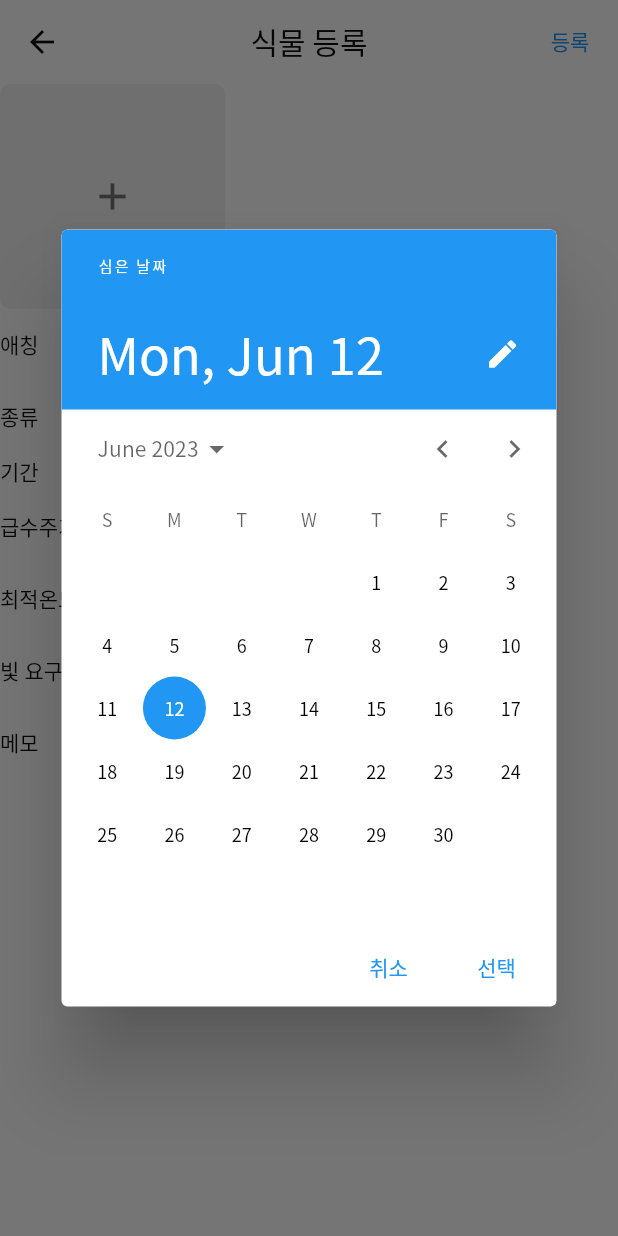
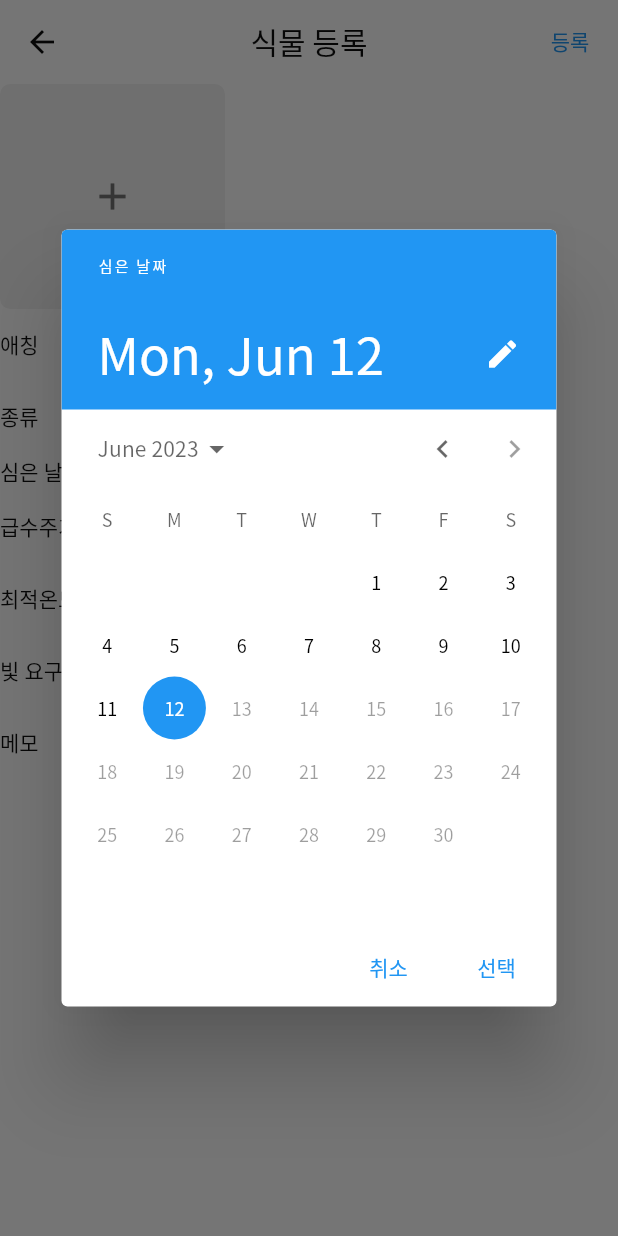
Before and after one commit to sfac-saessak/saessak-flutter, a Flutter app: the AddPlantPage screen opened directly, after a tap on "선택", on a phone screen of 412 x 824 dp. Run offline on Flutter 3.47's test engine with Material 2 defaults, Android fonts, the phone set to English and light mode, and no system bars; our stand-ins replace cloud_firestore, drift, firebase_auth, firebase_core, firebase_storage, flutter_local_notifications and 8 more; accounts and stored records are empty; generated files the repository leaves out were written again; Roboto replaces fonts that are missing (NotoSans); statements that could not run were skipped.

```diff
--- a/lib/controller/plant/plant_controller.dart
+++ b/lib/controller/plant/plant_controller.dart
@@ -1,4 +1,4 @@
-import 'dart:developer';
+
 import 'dart:io';
 
 import 'package:cloud_firestore/cloud_firestore.dart';
@@ -45,7 +45,7 @@ class PlantController extends GetxController {
       context: Get.context!,
       initialDate: DateTime.now(),
       firstDate: DateTime(1900),
-      lastDate: DateTime(2050),
+      lastDate: DateTime.now(),
       helpText: '심은 날짜',
       cancelText: '취소',
       confirmText: '선택',
@@ -166,6 +166,11 @@ class PlantController extends GetxController {
     return daysSincePlanting;
   }
 
+  // 갤러리 가져오기
+  getGallery(String plantId) {
+
+  }
+
   @override
   void onInit() {
     super.onInit();
--- a/lib/view/page/plant/add_plant_page.dart
+++ b/lib/view/page/plant/add_plant_page.dart
@@ -96,7 +96,7 @@ class AddPlantPage extends GetView<PlantController> {
                     ),
                     Row(
                       children: [
-                        Text('기간', style: AppTextStyle.body3_m()),
+                        Text('심은 날짜', style: AppTextStyle.body3_m()),
                         SizedBox(width: 24),
                         GestureDetector(
                           onTap: controller.selectDate,
--- a/lib/view/screen/home_screen.dart
+++ b/lib/view/screen/home_screen.dart
@@ -59,7 +59,7 @@ class HomeScreen extends GetView<PlantController> {
                             child: Container(
                               padding: const EdgeInsets.symmetric(horizontal: 12.0),
                               decoration: BoxDecoration(
-                                color: AppColor.primary,
+                                color: AppColor.black20,
                                 borderRadius: BorderRadius.circular(15),
                                 image: plant.imageUrl != null
                                   ? DecorationImage(
```
